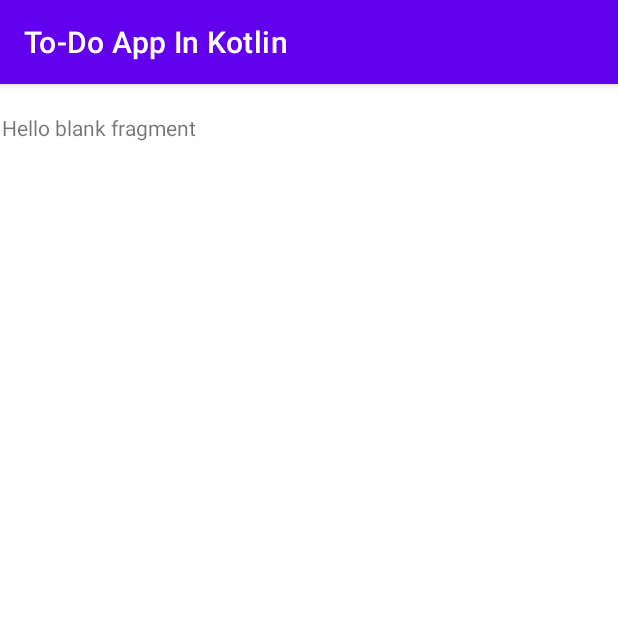
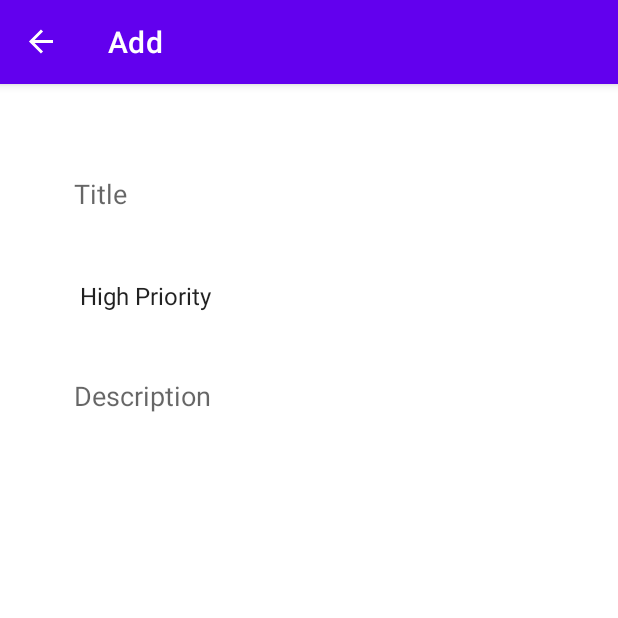
Before and after one commit to JacobReola42/To-Do-App-in-Kotlin, an Android app: the AddFragment screen opened through its navigation route, on a phone screen of 412 x 824 dp, the top half of it. Run offline under Robolectric (Android 15) with nearby library versions, the phone set to English and light mode, and no system bars; our stand-ins replace navigation-ui; 3 statements that could not run were skipped.

Commit message:
upgraded dependencies, kotlinx/androidx deprecation debug, updated fragment_add.xml and navHos

```diff
--- a/app/build.gradle
+++ b/app/build.gradle
@@ -3,7 +3,7 @@ plugins {
     id 'kotlin-android'
     id 'kotlin-kapt'
     id 'kotlin-parcelize'
-//    id 'androidx.navigation.safeargs.kotlin'
+
 }
 
 android {
--- a/app/src/main/java/com/example/to_doappinkotlin/MainActivity.kt
+++ b/app/src/main/java/com/example/to_doappinkotlin/MainActivity.kt
@@ -2,10 +2,23 @@ package com.example.to_doappinkotlin
 
 import androidx.appcompat.app.AppCompatActivity
 import android.os.Bundle
+import androidx.navigation.Navigation.findNavController
+import androidx.navigation.findNavController
+import androidx.navigation.fragment.NavHostFragment
+import androidx.navigation.ui.setupActionBarWithNavController
 
 class MainActivity : AppCompatActivity() {
     override fun onCreate(savedInstanceState: Bundle?) {
         super.onCreate(savedInstanceState)
         setContentView(R.layout.activity_main)
+
+        val navHostFragment = supportFragmentManager.findFragmentById(R.id.navHostFragment) as NavHostFragment
+        val navController = navHostFragment.navController
+        setupActionBarWithNavController(navController)
+    }
+
+    override fun onSupportNavigateUp(): Boolean {
+        val navController = findNavController(R.id.navHostFragment)
+        return navController.navigateUp() || super.onSupportNavigateUp()
     }
 }
--- a/app/src/main/java/com/example/to_doappinkotlin/fragments/list/ListFragment.kt
+++ b/app/src/main/java/com/example/to_doappinkotlin/fragments/list/ListFragment.kt
@@ -5,16 +5,28 @@ import androidx.fragment.app.Fragment
 import android.view.LayoutInflater
 import android.view.View
 import android.view.ViewGroup
+import androidx.navigation.fragment.findNavController
 import com.example.to_doappinkotlin.R
+import com.example.to_doappinkotlin.databinding.FragmentListBinding
 
 class ListFragment : Fragment() {
+
+    private lateinit var binding: FragmentListBinding
 
     override fun onCreateView(
         inflater: LayoutInflater, container: ViewGroup?,
         savedInstanceState: Bundle?
     ): View? {
         // Inflate the layout for this fragment
-        return inflater.inflate(R.layout.fragment_list, container, false)
+        binding = FragmentListBinding.inflate(inflater, container, false)
+
+        binding.floatingActionButton.setOnClickListener {
+            findNavController().navigate(R.id.action_listFragment_to_addFragment)
+        }
+
+        return binding.root
+
+
     }
 
 }
--- a/app/src/main/res/layout/fragment_add.xml
+++ b/app/src/main/res/layout/fragment_add.xml
@@ -1,14 +1,57 @@
 <?xml version="1.0" encoding="utf-8"?>
-<FrameLayout xmlns:android="http://schemas.android.com/apk/res/android"
+<androidx.constraintlayout.widget.ConstraintLayout xmlns:android="http://schemas.android.com/apk/res/android"
+    xmlns:app="http://schemas.android.com/apk/res-auto"
     xmlns:tools="http://schemas.android.com/tools"
     android:layout_width="match_parent"
     android:layout_height="match_parent"
+    android:padding="24dp"
     tools:context=".fragments.add.AddFragment">
 
-    <!-- TODO: Update blank fragment layout -->
-    <TextView
-        android:layout_width="match_parent"
-        android:layout_height="match_parent"
-        android:text="@string/hello_blank_fragment" />
 
-</FrameLayout>
+    <EditText
+        android:id="@+id/title_et"
+        android:layout_width="0dp"
+        android:layout_height="60dp"
+        android:ems="10"
+        android:inputType="textPersonName"
+        android:hint="@string/title"
+        android:paddingStart="24dp"
+        android:paddingEnd="24dp"
+        android:background="@android:color/transparent"
+        app:layout_constraintEnd_toEndOf="parent"
+        app:layout_constraintStart_toStartOf="parent"
+        app:layout_constraintTop_toTopOf="parent" />
+
+    <Spinner
+        android:id="@+id/priorities_spinner"
+        android:layout_width="0dp"
+        android:layout_height="60dp"
+        android:layout_marginTop="8dp"
+        android:paddingStart="20dp"
+        android:paddingEnd="20dp"
+        android:entries="@array/priorities"
+        android:background="@android:color/transparent"
+        app:layout_constraintEnd_toEndOf="parent"
+        app:layout_constraintHorizontal_bias="0.5"
+        app:layout_constraintStart_toStartOf="parent"
+        app:layout_constraintTop_toBottomOf="@+id/title_et" />
+
+    <EditText
+        android:id="@+id/description_et"
+        android:layout_width="0dp"
+        android:layout_height="0dp"
+        android:layout_marginTop="8dp"
+        android:ems="10"
+        android:background="@android:color/transparent"
+        android:hint="@string/description"
+        android:paddingStart="24dp"
+        android:paddingEnd="24dp"
+        android:paddingTop="16dp"
+        android:gravity="top|start"
+        android:inputType="textMultiLine"
+        app:layout_constraintBottom_toBottomOf="parent"
+        app:layout_constraintEnd_toEndOf="parent"
+        app:layout_constraintHorizontal_bias="0.5"
+        app:layout_constraintStart_toStartOf="parent"
+        app:layout_constraintTop_toBottomOf="@+id/priorities_spinner" />
+</androidx.constraintlayout.widget.ConstraintLayout>
--- a/app/src/main/res/navigation/my_nav.xml
+++ b/app/src/main/res/navigation/my_nav.xml
@@ -8,7 +8,7 @@
     <fragment
         android:id="@+id/listFragment"
         android:name="com.example.to_doappinkotlin.fragments.list.ListFragment"
-        android:label="fragment_list"
+        android:label="To Do List"
         tools:layout="@layout/fragment_list" >
         <action
             android:id="@+id/action_listFragment_to_addFragment"
@@ -20,7 +20,7 @@
     <fragment
         android:id="@+id/addFragment"
         android:name="com.example.to_doappinkotlin.fragments.add.AddFragment"
-        android:label="fragment_add"
+        android:label="Add"
         tools:layout="@layout/fragment_add" >
         <action
             android:id="@+id/action_addFragment_to_listFragment"
@@ -29,7 +29,7 @@
     <fragment
         android:id="@+id/updateFragment"
         android:name="com.example.to_doappinkotlin.fragments.update.UpdateFragment"
-        android:label="fragment_update"
+        android:label="Update"
         tools:layout="@layout/fragment_update" >
         <action
             android:id="@+id/action_updateFragment_to_listFragment"
--- a/app/src/main/res/values/strings.xml
+++ b/app/src/main/res/values/strings.xml
@@ -3,4 +3,12 @@
     <!-- TODO: Remove or change this placeholder text -->
     <string name="hello_blank_fragment">Hello blank fragment</string>
     <string name="no_data">No Data</string>
+    <string name="title">Title</string>
+    <string name="description">Description</string>
+
+    <string-array name="priorities">
+        <item>High Priority</item>
+        <item>Medium Priority</item>
+        <item>Low Priority</item>
+    </string-array>
 </resources>
```
